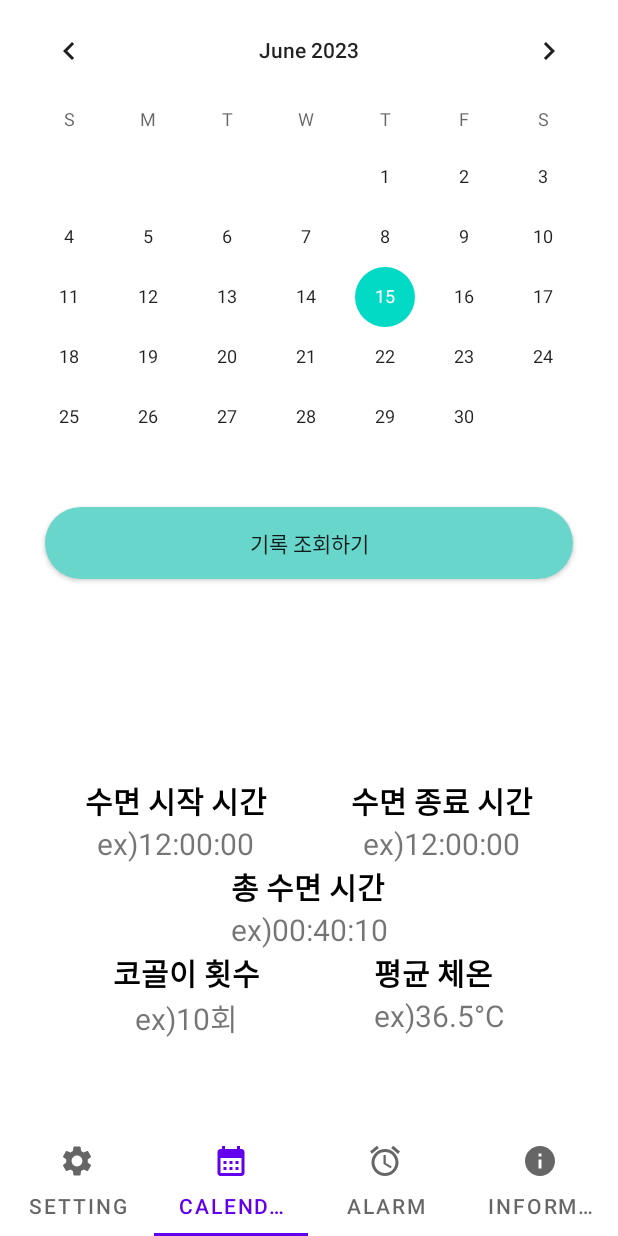
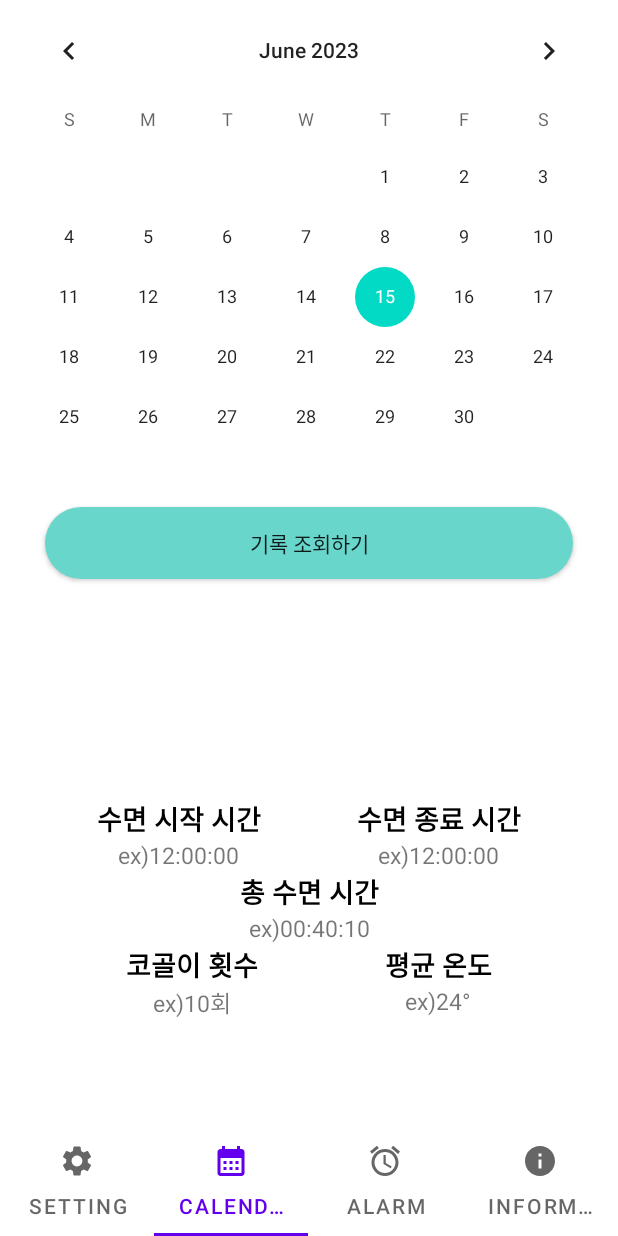
Before and after one commit to SW0929/Smart_Mask_Project, an Android app: the screen it shows after launch (MainActivity), item 2 of the bottom bar chosen, on a phone screen of 412 x 824 dp. Run offline under Robolectric (Android 15) with nearby library versions, the phone set to English and light mode, and no system bars.

```diff
--- /dev/null
+++ b/app/src/main/java/com/bliss/csc/smart_mask_sw9909/SensorData.kt
@@ -0,0 +1,6 @@
+package com.bliss.csc.smart_mask_sw9909
+
+object SensorData {
+    var temp_sensorVal: Int = 0 //아두이노로부터 받는 온도값 저장
+    var nosecount_sensorVal: Int = 0 //아두이노로부터 받는 코골이횟수값 저장
+}
--- a/app/src/main/java/com/bliss/csc/smart_mask_sw9909/fragment/CalendarFragment.kt
+++ b/app/src/main/java/com/bliss/csc/smart_mask_sw9909/fragment/CalendarFragment.kt
@@ -51,7 +51,7 @@ class CalendarFragment: Fragment() {
                 binding.startSleepValueTextView.text = column2Value
                 binding.endSleepValueTextView.text = column3Value
                 binding.totalSleepValueTextView.text = column4Value
-                binding.temValueTextView.text = column5Value + "°C"
+                binding.temValueTextView.text = column5Value + "°"
                 binding.snoreValueTextView.text = column6Value + "회"
             } else {
                 println("not found")
--- a/app/src/main/res/layout/calendar_fragment.xml
+++ b/app/src/main/res/layout/calendar_fragment.xml
@@ -31,7 +31,7 @@
         android:layout_width="wrap_content"
         android:layout_height="wrap_content"
         android:textColor="@color/black"
-        android:textSize="25sp"
+        android:textSize="15sp"
         android:textStyle="bold"
         android:visibility="invisible"
         app:layout_constraintBottom_toTopOf="@id/recordView"
@@ -74,7 +74,7 @@
                 android:layout_height="wrap_content"
                 android:text="수면 시작 시간"
                 android:textColor="@color/black"
-                android:textSize="20sp"
+                android:textSize="18sp"
                 android:textStyle="bold" />
 
             <TextView
@@ -83,7 +83,7 @@
                 android:layout_height="wrap_content"
                 android:layout_gravity="center"
                 android:text="ex)12:00:00"
-                android:textSize="20sp"
+                android:textSize="15sp"
                 tools:text="07시07분" />
 
         </LinearLayout>
@@ -103,7 +103,7 @@
                 android:layout_height="wrap_content"
                 android:text="수면 종료 시간"
                 android:textColor="@color/black"
-                android:textSize="20sp"
+                android:textSize="18sp"
                 android:textStyle="bold" />
 
             <TextView
@@ -112,7 +112,7 @@
                 android:layout_height="wrap_content"
                 android:layout_gravity="center"
                 android:text="ex)12:00:00"
-                android:textSize="20sp"
+                android:textSize="15sp"
                 tools:text="07시07분" />
 
         </LinearLayout>
@@ -135,7 +135,7 @@
                 android:layout_height="wrap_content"
                 android:text="총 수면 시간"
                 android:textColor="@color/black"
-                android:textSize="20sp"
+                android:textSize="18sp"
                 android:textStyle="bold" />
 
             <TextView
@@ -144,7 +144,7 @@
                 android:layout_height="wrap_content"
                 android:layout_gravity="center"
                 android:text="ex)00:40:10"
-                android:textSize="20sp"
+                android:textSize="15sp"
                 tools:text="07시07분" />
 
         </LinearLayout>
@@ -164,7 +164,7 @@
                 android:layout_height="wrap_content"
                 android:text="코골이 횟수"
                 android:textColor="@color/black"
-                android:textSize="20sp"
+                android:textSize="18sp"
                 android:textStyle="bold" />
 
             <TextView
@@ -173,7 +173,7 @@
                 android:layout_height="wrap_content"
                 android:layout_gravity="center"
                 android:text="ex)10회"
-                android:textSize="20sp"
+                android:textSize="15sp"
                 tools:text="11회" />
 
         </LinearLayout>
@@ -191,9 +191,9 @@
                 android:id="@+id/temTextView"
                 android:layout_width="wrap_content"
                 android:layout_height="wrap_content"
-                android:text="평균 체온"
+                android:text="평균 온도"
                 android:textColor="@color/black"
-                android:textSize="20sp"
+                android:textSize="18sp"
                 android:textStyle="bold" />
 
             <TextView
@@ -201,8 +201,8 @@
                 android:layout_width="wrap_content"
                 android:layout_height="wrap_content"
                 android:layout_gravity="center"
-                android:text="ex)36.5°C"
-                android:textSize="20sp"
+                android:text="ex)24°"
+                android:textSize="15sp"
                 tools:text="36.5°C" />
 
         </LinearLayout>
```
Also changed, not shown: app/src/main/java/com/bliss/csc/smart_mask_sw9909/Database/DatabaseHelper.kt (+14 -3 lines), app/src/main/java/com/bliss/csc/smart_mask_sw9909/fragment/AlarmFragment.kt (+7 -32 lines), app/src/main/java/com/bliss/csc/smart_mask_sw9909/fragment/InfoFragment.kt (+1 -14 lines), app/src/main/java/com/bliss/csc/smart_mask_sw9909/fragment/SettingFragment.kt (+62 -42 lines).
